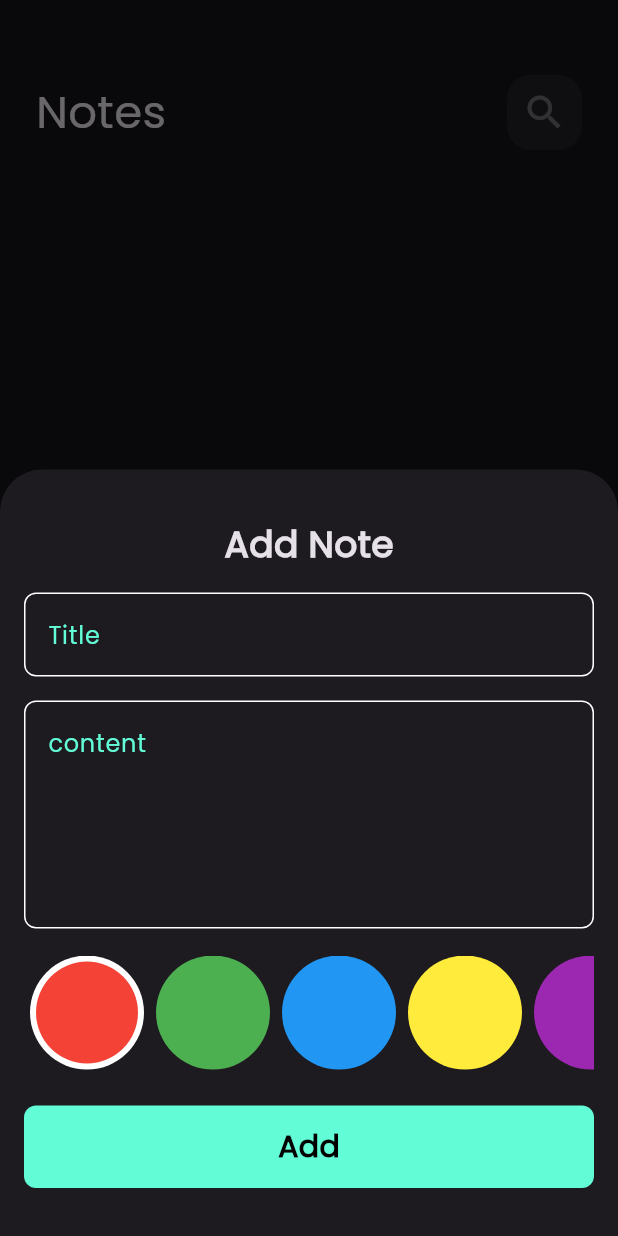
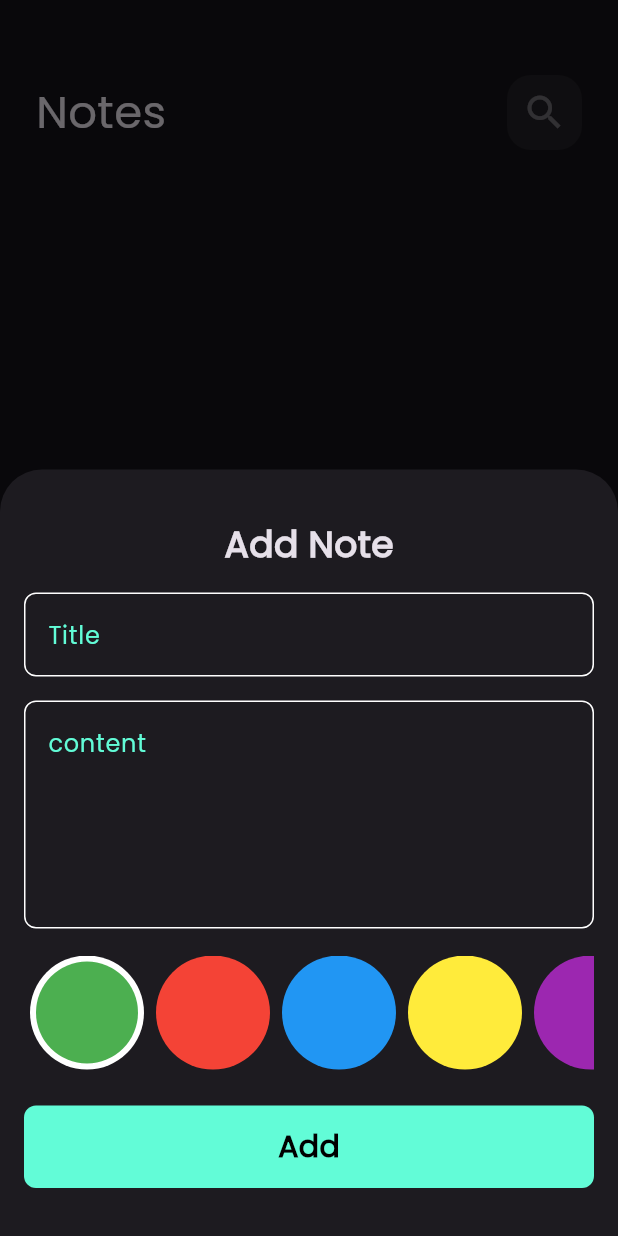
Before and after one commit to 7odaHany/notes_app, a Flutter app: the screen it shows after launch, after a tap on the "add" icon, on a phone screen of 412 x 824 dp. Run offline on Flutter 3.47's test engine with Material 3 defaults, Android fonts, the phone set to English and light mode, and no system bars; our stand-ins replace bloc, flutter_bloc, hive, hive_flutter; accounts and stored records are empty.

Commit message:
Add color selection feature for notes edit page  and improve sorting

```diff
--- a/lib/constants.dart
+++ b/lib/constants.dart
@@ -1,5 +1,19 @@
 
 import 'dart:ui';
 
+import 'package:flutter/material.dart';
+
 const kPrimaryColor = Color(0xff62FCD7);
 const kNotesBox = 'notes_box';
+List<Color> kColors = [
+    Colors.green,
+    Colors.red,
+    Colors.blue,
+    Colors.yellow,
+    Colors.purple,
+    Colors.orange,
+    Colors.pink,
+    Colors.teal,
+    Colors.cyan,
+    Colors.brown,
+  ];
--- a/lib/cubits/add_note_cubit/add_note_cubit.dart
+++ b/lib/cubits/add_note_cubit/add_note_cubit.dart
@@ -1,4 +1,7 @@
+import 'dart:ui';
+
 import 'package:bloc/bloc.dart';
+import 'package:flutter/material.dart';
 import 'package:hive/hive.dart';
 import 'package:meta/meta.dart';
 import 'package:note_app/constants.dart';
@@ -8,8 +11,9 @@ part 'add_note_state.dart';
 
 class AddNoteCubit extends Cubit<AddNoteState> {
   AddNoteCubit() : super(AddNoteInitial());
-
+ Color selectedColor = Colors.green;
   addNote(NoteModel note) async {
+    note.color = selectedColor.value;
     emit(AddNoteLoading());
     try {
       var notesBox = Hive.box<NoteModel>(kNotesBox);
--- a/lib/cubits/notes_cubit/notes_cubit.dart
+++ b/lib/cubits/notes_cubit/notes_cubit.dart
@@ -12,6 +12,7 @@ List<NoteModel>? notes;
   fetchAllNotes() {
     var notesBox = Hive.box<NoteModel>(kNotesBox);
     notes = notesBox.values.toList();
+    notes!.sort((a, b) => b.date.compareTo(a.date));
     emit(NoteSuccess());
   }
 }
--- a/lib/views/widgets/colors_list_view.dart
+++ b/lib/views/widgets/colors_list_view.dart
@@ -1,4 +1,7 @@
 import 'package:flutter/material.dart';
+import 'package:flutter_bloc/flutter_bloc.dart';
+import 'package:note_app/constants.dart';
+import 'package:note_app/cubits/add_note_cubit/add_note_cubit.dart';
 
 class ColorsItem extends StatelessWidget {
   const ColorsItem({super.key, required this.isSelected, required this.color});
@@ -31,25 +34,14 @@ class ColorListWiew extends StatefulWidget {
 
 class _ColorListWiewState extends State<ColorListWiew> {
   int currentIndex = 0;
-  List<Color> colors = [
-    Colors.red,
-    Colors.green,
-    Colors.blue,
-    Colors.yellow,
-    Colors.purple,
-    Colors.orange,
-    Colors.pink,
-    Colors.teal,
-    Colors.cyan,
-    Colors.brown,
-  ];
+
   @override
   Widget build(BuildContext context) {
     return SizedBox(
       height: 76,
       child: ListView.builder(
         scrollDirection: Axis.horizontal,
-        itemCount: colors.length,
+        itemCount: kColors.length,
         itemBuilder: (context, index) {
           return Padding(
             padding: const EdgeInsets.symmetric(horizontal: 4),
@@ -57,10 +49,11 @@ class _ColorListWiewState extends State<ColorListWiew> {
               onTap: () {
                 setState(() {
                   currentIndex = index;
+                  BlocProvider.of<AddNoteCubit>(context).selectedColor = kColors[index];
                 });
               },
               child: ColorsItem(
-                color: colors[index],
+                color: kColors[index],
                 isSelected: currentIndex == index,
               ),
             ),
--- a/lib/views/widgets/notes_list_view.dart
+++ b/lib/views/widgets/notes_list_view.dart
@@ -12,6 +12,7 @@ class NotesListView extends StatelessWidget {
     return BlocBuilder<NotesCubit, NotesState>(
       builder: (context, state) {
         List<NoteModel> notes = BlocProvider.of<NotesCubit>(context).notes ?? [];
+        notes = notes.reversed.toList();
         return Padding(
           padding: const EdgeInsets.symmetric(vertical: 16),
           child: ListView.builder(
```
Also changed, not shown: lib/views/widgets/edit_color_list_view.dart (added, +46 -0 lines), lib/views/widgets/edit_view_body.dart (+22 -12 lines).
